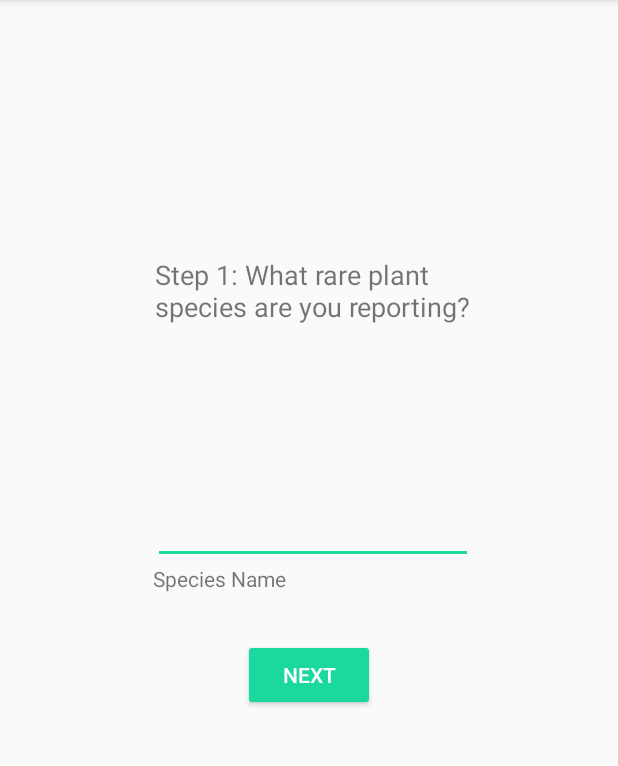
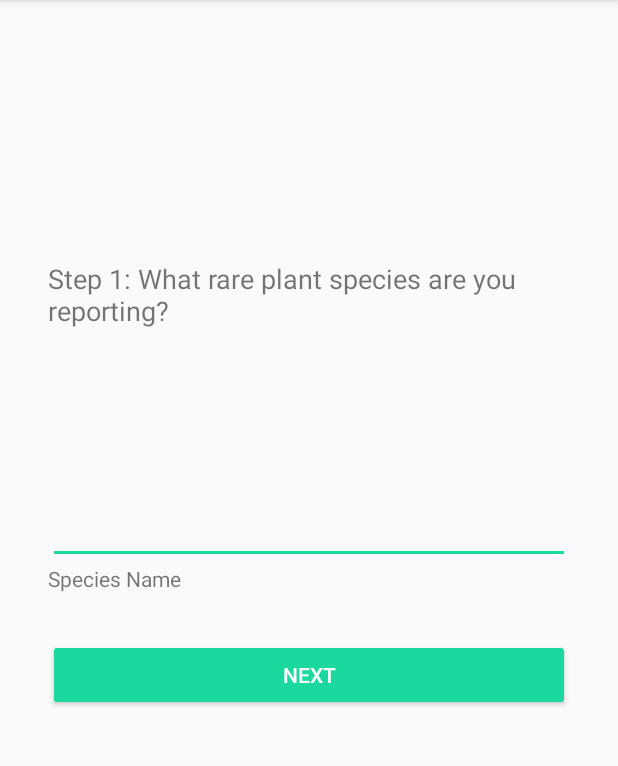
Before and after one commit to HACC2018/The-Bird-Squad, an Android app: the SpeciesNameActivity screen opened directly, with no data from a screen before it, on a phone screen of 412 x 824 dp, the part 84-850 px from its top. Run offline under Robolectric (Android 15) with nearby library versions, the phone set to English and light mode, and no system bars.

Commit message:
added drawer layout stuff

```diff
--- a/appFolder/app/src/main/java/com/birdsquad/kumu/SpeciesNameActivity.java
+++ b/appFolder/app/src/main/java/com/birdsquad/kumu/SpeciesNameActivity.java
@@ -1,8 +1,11 @@
 package com.birdsquad.kumu;
 
 import android.content.Intent;
+import android.support.design.widget.NavigationView;
+import android.support.v4.widget.DrawerLayout;
 import android.support.v7.app.AppCompatActivity;
 import android.os.Bundle;
+import android.view.MenuItem;
 import android.view.View;
 import android.widget.EditText;
 import android.widget.ImageView;
@@ -11,10 +14,31 @@ import java.util.ArrayList;
 
 public class SpeciesNameActivity extends AppCompatActivity {
 
+    private DrawerLayout drawerLayout;
+
     @Override
     protected void onCreate(Bundle savedInstanceState) {
         super.onCreate(savedInstanceState);
         setContentView(R.layout.activity_species_name);
+
+        drawerLayout = findViewById(R.id.drawer_layout);
+
+        NavigationView navigationView = findViewById(R.id.nav_view);
+        navigationView.setNavigationItemSelectedListener(
+                new NavigationView.OnNavigationItemSelectedListener() {
+                    @Override
+                    public boolean onNavigationItemSelected(MenuItem menuItem) {
+                        // set item as selected to persist highlight
+                        menuItem.setChecked(true);
+                        // close drawer when item is tapped
+                        drawerLayout.closeDrawers();
+
+                        // Add code here to update the UI based on the item selected
+                        // For example, swap UI fragments here
+
+                        return true;
+                    }
+                });
     }
 
     /**
--- a/appFolder/app/src/main/res/layout/activity_images.xml
+++ b/appFolder/app/src/main/res/layout/activity_images.xml
@@ -47,9 +47,11 @@
     <Button
         android:id="@+id/button3"
         style="@style/Widget.AppCompat.Button.Colored"
-        android:layout_width="wrap_content"
+        android:layout_width="0dp"
         android:layout_height="wrap_content"
+        android:layout_marginStart="32dp"
         android:layout_marginTop="8dp"
+        android:layout_marginEnd="32dp"
         android:layout_marginBottom="14dp"
         android:onClick="goToForm"
         android:text="@string/next_button"
--- a/appFolder/app/src/main/res/layout/activity_species_name.xml
+++ b/appFolder/app/src/main/res/layout/activity_species_name.xml
@@ -1,4 +1,10 @@
 <?xml version="1.0" encoding="utf-8"?>
+<android.support.v4.widget.DrawerLayout xmlns:android="http://schemas.android.com/apk/res/android"
+    xmlns:app="http://schemas.android.com/apk/res-auto"
+    android:id="@+id/drawer_layout"
+    android:layout_width="match_parent"
+    android:layout_height="match_parent"
+    android:fitsSystemWindows="true">
 <android.support.constraint.ConstraintLayout xmlns:android="http://schemas.android.com/apk/res/android"
     xmlns:app="http://schemas.android.com/apk/res-auto"
     xmlns:tools="http://schemas.android.com/tools"
@@ -6,15 +12,17 @@
     android:layout_height="match_parent"
     tools:context=".SpeciesNameActivity">
 
+
     <EditText
         android:id="@+id/editText2"
-        android:layout_width="wrap_content"
+        android:layout_width="0dp"
         android:layout_height="wrap_content"
+        android:layout_marginStart="32dp"
+        android:layout_marginEnd="32dp"
         android:ems="10"
         android:inputType="textPersonName"
         app:layout_constraintBottom_toBottomOf="parent"
         app:layout_constraintEnd_toEndOf="parent"
-        app:layout_constraintHorizontal_bias="0.514"
         app:layout_constraintStart_toStartOf="parent"
         app:layout_constraintTop_toTopOf="parent"
         app:layout_constraintVertical_bias="0.458" />
@@ -22,9 +30,11 @@
     <Button
         android:id="@+id/button"
         style="@style/Widget.AppCompat.Button.Colored"
-        android:layout_width="wrap_content"
+        android:layout_width="0dp"
         android:layout_height="wrap_content"
+        android:layout_marginStart="32dp"
         android:layout_marginTop="50dp"
+        android:layout_marginEnd="32dp"
         android:onClick="goToNext"
         android:text="@string/next_button"
         app:layout_constraintEnd_toEndOf="parent"
@@ -32,19 +42,22 @@
         app:layout_constraintTop_toBottomOf="@+id/editText2" />
 
     <FrameLayout
-        android:layout_width="210dp"
+        android:layout_width="0dp"
         android:layout_height="102dp"
+        android:layout_marginStart="32dp"
         android:layout_marginTop="120dp"
+        android:layout_marginEnd="32dp"
         android:layout_marginBottom="8dp"
         app:layout_constraintBottom_toTopOf="@+id/editText2"
-        app:layout_constraintEnd_toEndOf="@+id/editText2"
-        app:layout_constraintHorizontal_bias="0.4"
-        app:layout_constraintStart_toStartOf="@+id/editText2"
-        app:layout_constraintTop_toTopOf="parent">
+        app:layout_constraintEnd_toEndOf="parent"
+        app:layout_constraintHorizontal_bias="1.0"
+        app:layout_constraintStart_toStartOf="parent"
+        app:layout_constraintTop_toTopOf="parent"
+        app:layout_constraintVertical_bias="0.529">
 
         <TextView
             android:id="@+id/textView5"
-            android:layout_width="wrap_content"
+            android:layout_width="match_parent"
             android:layout_height="84dp"
             android:layout_marginBottom="44dp"
             android:text="@string/step_1"
@@ -63,3 +76,14 @@
         app:layout_constraintTop_toBottomOf="@+id/editText2" />
 
 </android.support.constraint.ConstraintLayout>
+    <!-- Container for contents of drawer - use NavigationView to make configuration easier -->
+    <android.support.design.widget.NavigationView
+        android:id="@+id/nav_view"
+        android:layout_width="wrap_content"
+        android:layout_height="match_parent"
+        android:layout_gravity="start"
+        android:fitsSystemWindows="true"
+        app:menu="@menu/drawer_view"
+        app:headerLayout="@layout/nav_header"/>
+
+</android.support.v4.widget.DrawerLayout>
--- /dev/null
+++ b/appFolder/app/src/main/res/menu/drawer_view.xml
@@ -0,0 +1,17 @@
+<?xml version="1.0" encoding="utf-8"?>
+<menu xmlns:android="http://schemas.android.com/apk/res/android">
+    <group android:checkableBehavior="single">
+        <item
+            android:id="@+id/nav_incomplete"
+            android:icon="@drawable/incomplete_icon"
+            android:title="Incomplete Forms" />
+        <item
+            android:id="@+id/nav_historical"
+            android:icon="@drawable/check_icon"
+            android:title="Historical Forms" />
+        <item
+            android:id="@+id/nav_map"
+            android:icon="@drawable/location_icon"
+            android:title="My Map" />
+    </group>
+</menu>
```
Also changed, not shown: appFolder/app/src/main/res/layout/nav_header.xml (added, +25 -0 lines), appFolder/app/src/main/res/drawable/check_icon.png (added), appFolder/app/src/main/res/drawable/incomplete_icon.png (added), appFolder/app/src/main/res/drawable/location_icon.png (added).
